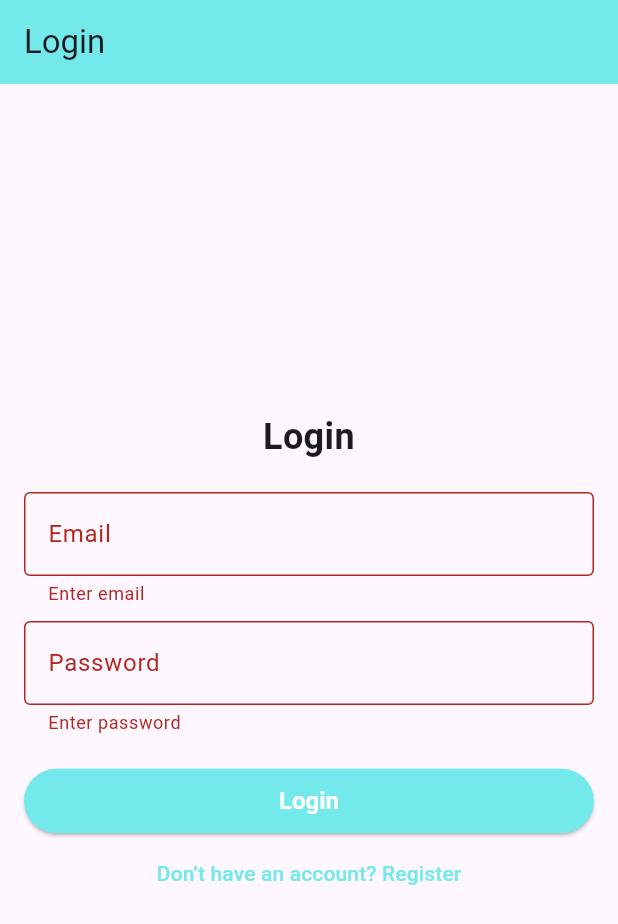
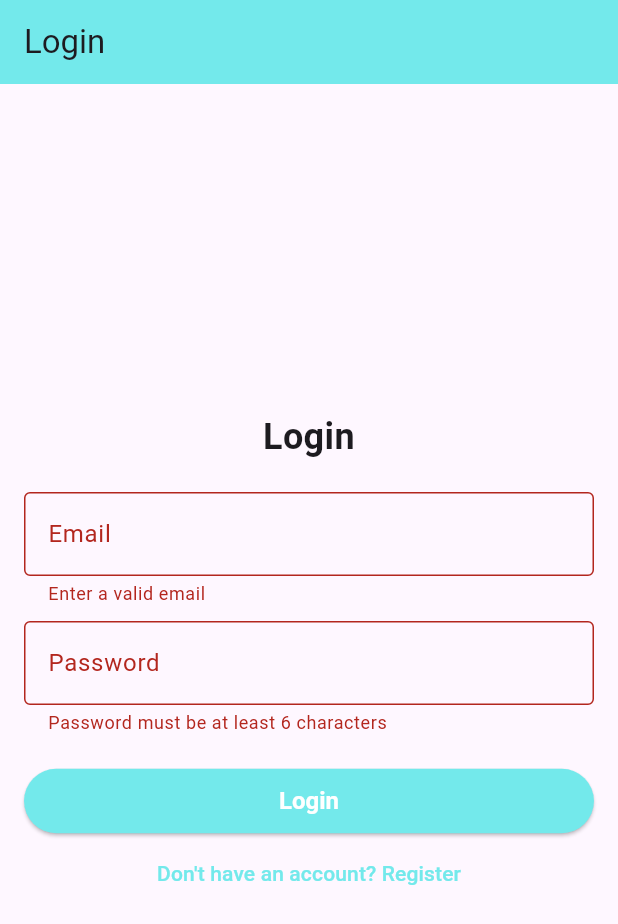
Before and after one commit to yarynakos/mobile, a Flutter app: the screen it shows after launch, after a tap on "Login", on a phone screen of 412 x 824 dp. Shown: the top 924 px of the screen. Run offline on Flutter 3.47's test engine with Material 3 defaults, Android fonts, the phone set to English and light mode, and no system bars; our stand-ins replace connectivity_plus, shared_preferences; missing offline and left inert: mqtt_client.

Commit message:
fourth lab

```diff
--- a/lib/screen/login_screen.dart
+++ b/lib/screen/login_screen.dart
@@ -1,3 +1,4 @@
+import 'package:connectivity_plus/connectivity_plus.dart';
 import 'package:flutter/material.dart';
 import 'package:my_project/data/local_user_repository.dart';
 import 'package:my_project/widgets/custom_button.dart';
@@ -13,43 +14,78 @@ class _LoginScreenState extends State<LoginScreen> {
   final _emailController = TextEditingController();
   final _passwordController = TextEditingController();
   final _formKey = GlobalKey<FormState>();
-
   final _userRepository = LocalUserRepository();
 
-  void _login() async {
-    if (_formKey.currentState!.validate()) {
-      final email = _emailController.text.trim();
-      final password = _passwordController.text;
+  @override
+  void initState() {
+    super.initState();
+    WidgetsBinding.instance.addPostFrameCallback((_) {
+      _checkAutoLogin();
+      _listenToConnection();
+    });
+  }
 
-      final success = await _userRepository.login(email, password);
+  Future<void> _checkAutoLogin() async {
+    final user = await _userRepository.getUser();
+    final hasInternet = await _hasInternet();
 
-      if (!mounted) return;
+    if (!mounted) return;
 
-      if (success) {
-        Navigator.pushNamed(context, '/home');
-      } else {
+    if (user != null) {
+      if (!hasInternet) {
         ScaffoldMessenger.of(context).showSnackBar(
-          const SnackBar(content: Text('Invalid email or password')),
+          const SnackBar(content: Text('No internet. Offline mode')),
         );
       }
+      Navigator.pushNamed(context, '/home');
     }
   }
 
-  String? _validateEmail(String? value) {
-    if (value == null || value.trim().isEmpty) return 'Enter email';
-    if (!value.contains('@')) return 'Invalid email format';
-    return null;
+  Future<bool> _hasInternet() async {
+    final result = await Connectivity().checkConnectivity();
+    return result != ConnectivityResult.none;
   }
 
-  String? _validatePassword(String? value) {
-    if (value == null || value.isEmpty) return 'Enter password';
-    return null;
+  void _listenToConnection() {
+    Connectivity().onConnectivityChanged.listen((result) {
+      if (result == ConnectivityResult.none && mounted) {
+        ScaffoldMessenger.of(context).showSnackBar(
+          const SnackBar(content: Text('Connection lost')),
+        );
+      }
+    });
+  }
+
+  Future<void> _login() async {
+    if (!_formKey.currentState!.validate()) return;
+
+    if (!await _hasInternet()) {
+      if (!mounted) return;
+      ScaffoldMessenger.of(context).showSnackBar(
+        const SnackBar(content: Text('No internet connection')),
+      );
+      return;
+    }
+
+    final email = _emailController.text.trim();
+    final password = _passwordController.text;
+
+    final success = await _userRepository.login(email, password);
+    if (!mounted) return;
+
+    if (success) {
+      Navigator.pushNamed(context, '/home');
+    } else {
+      ScaffoldMessenger.of(context).showSnackBar(
+        const SnackBar(content: Text('Invalid credentials')),
+      );
+    }
   }
 
   @override
   Widget build(BuildContext context) {
     final double width =
-        MediaQuery.of(context).size.width > 600 ? 400 : double.infinity;
+    MediaQuery.of(context).size.width > 600 ? 400 : double.infinity;
 
     return Scaffold(
       appBar: AppBar(
@@ -78,7 +114,10 @@ class _LoginScreenState extends State<LoginScreen> {
                       labelText: 'Email',
                       border: OutlineInputBorder(),
                     ),
-                    validator: _validateEmail,
+                    validator: (value) =>
+                    value == null || value.isEmpty || !value.contains('@')
+                        ? 'Enter a valid email'
+                        : null,
                   ),
                   const SizedBox(height: 10),
                   TextFormField(
@@ -88,14 +127,20 @@ class _LoginScreenState extends State<LoginScreen> {
                       labelText: 'Password',
                       border: OutlineInputBorder(),
                     ),
-                    validator: _validatePassword,
+                    validator: (value) =>
+                    value == null || value.length < 6
+                        ? 'Password must be at least 6 characters'
+                        : null,
                   ),
                   const SizedBox(height: 20),
-                  CustomButton(text: 'Login', onPressed: _login),
+                  CustomButton(
+                    text: 'Login',
+                    onPressed: _login,
+                  ),
                   TextButton(
                     onPressed: () => Navigator.pushNamed(context, '/register'),
                     child: const Text(
-                      'Don’t have an account? Register',
+                      'Don\'t have an account? Register',
                       style: TextStyle(color: Color(0xFF73E9EB)),
                     ),
                   ),
--- a/lib/screen/register_screen.dart
+++ b/lib/screen/register_screen.dart
@@ -61,7 +61,7 @@ class _RegisterScreenState extends State<RegisterScreen> {
   @override
   Widget build(BuildContext context) {
     final double width =
-        MediaQuery.of(context).size.width > 600 ? 400 : double.infinity;
+    MediaQuery.of(context).size.width > 600 ? 400 : double.infinity;
 
     return Scaffold(
       appBar: AppBar(
--- a/pubspec.yaml
+++ b/pubspec.yaml
@@ -31,6 +31,8 @@ dependencies:
   flutter:
     sdk: flutter
   shared_preferences: ^2.2.2
+  connectivity_plus: ^5.0.2
+  mqtt_client: ^10.0.0
 
   # The following adds the Cupertino Icons font to your application.
   # Use with the CupertinoIcons class for iOS style icons.
```
Also changed, not shown: lib/screen/home_screen.dart (+65 -6 lines), lib/screen/profile_screen.dart (+35 -10 lines), lib/service/mqtt_service.dart (added, +52 -0 lines), lib/service/session_service.dart (added, +28 -0 lines), pubspec.lock.
